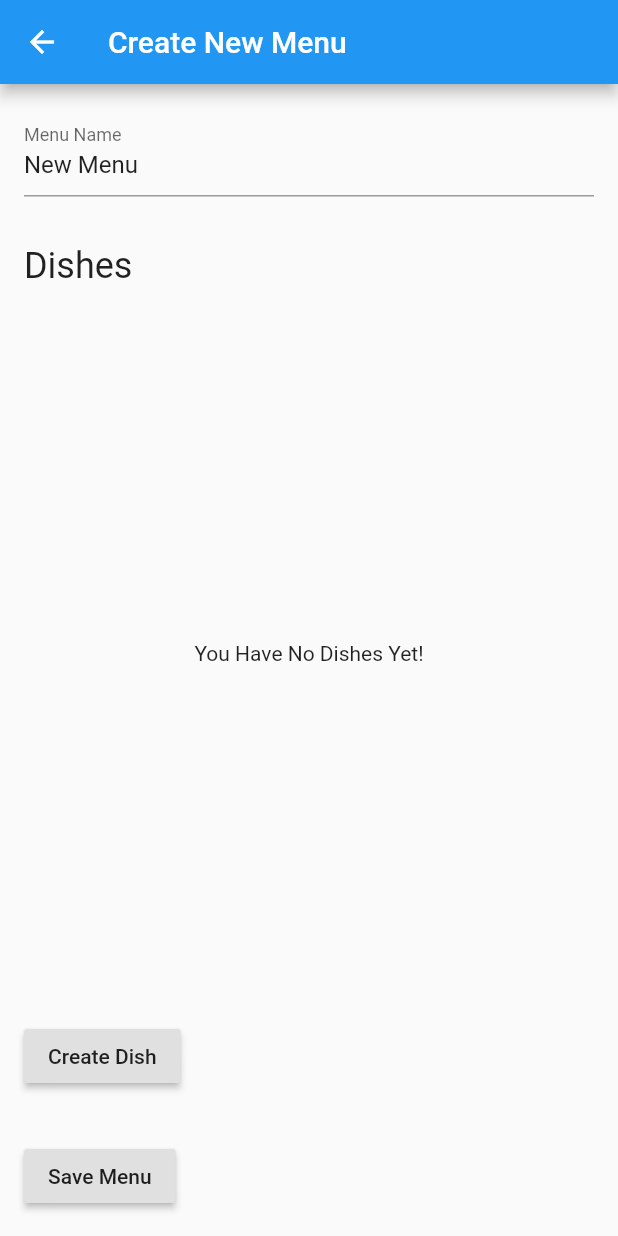
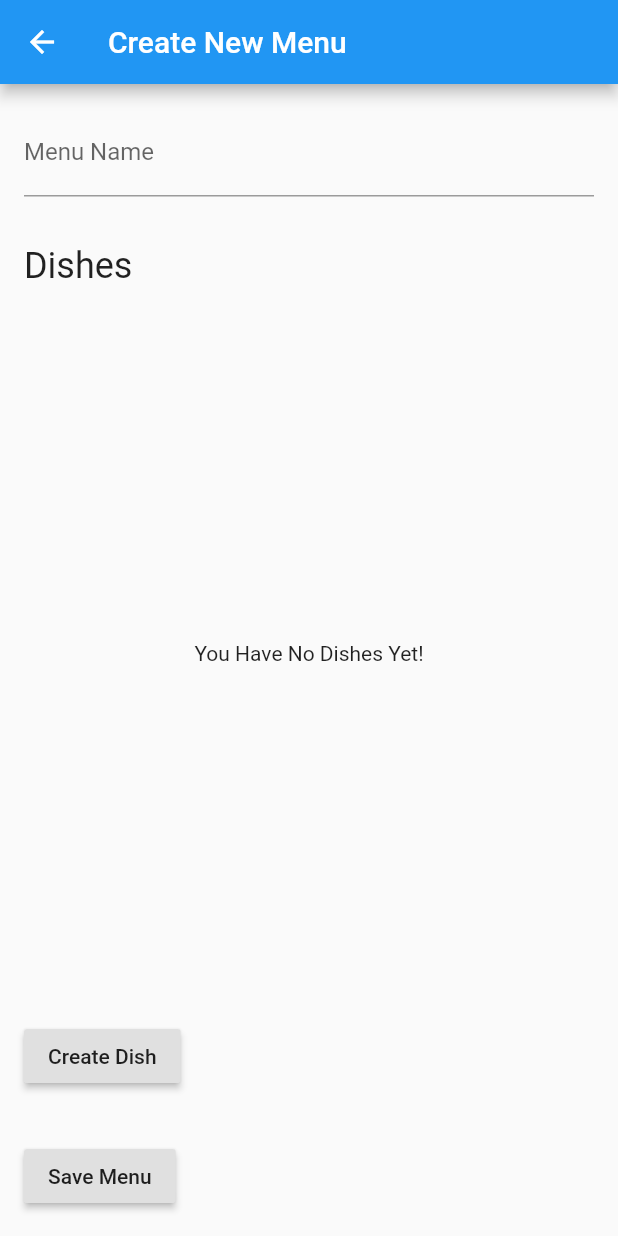
Before and after one commit to big-wisdom/get_that_bread, a Flutter app: the MenusScreen screen opened directly, after a tap on "Add Menu", on a phone screen of 412 x 824 dp. Run offline on Flutter 3.47's test engine with Material 2 defaults, Android fonts, the phone set to English and light mode, and no system bars; missing offline and left inert: fuzzy; generated files the repository leaves out were written again.

Commit message:
Fixed edit menu page to create and edit menus

```diff
--- a/lib/routes/menus/edit_menus_screen.dart
+++ b/lib/routes/menus/edit_menu_screen.dart
@@ -6,20 +6,37 @@ import 'package:get_that_bread/routes/menus/widgets/dish_card.dart';
 import 'package:get_that_bread/services/data_service/data_service.dart';
 import 'package:provider/provider.dart';
 
-class EditMenusScreen extends StatefulWidget {
+class EditMenuScreen extends StatefulWidget {
+  final Menu _menu;
+
+  EditMenuScreen([this._menu]);
+
   @override
   _EditMenusScreenState createState() => _EditMenusScreenState();
 }
 
-class _EditMenusScreenState extends State<EditMenusScreen> {
+enum Status { creating, editing }
+
+class _EditMenusScreenState extends State<EditMenuScreen> {
   final _formKey = GlobalKey<FormState>();
   List<Dish> _dishes;
-  List<Dish> _selectedDishes = [];
+  List<Dish> _selectedDishes;
   TextEditingController _menuNameController;
+  Status status;
 
   @override
   void initState() {
-    _menuNameController = new TextEditingController(text: "New Menu");
+    _menuNameController = new TextEditingController();
+
+    if (widget._menu == null) {
+      status = Status.creating;
+      _selectedDishes = [];
+    } else {
+      status = Status.editing;
+      _selectedDishes = widget._menu.dishes;
+      _menuNameController.text = widget._menu.name;
+    }
+
     super.initState();
   }
 
@@ -63,7 +80,10 @@ class _EditMenusScreenState extends State<EditMenusScreen> {
     DataService dataService = Provider.of<DataService>(context);
     _dishes = dataService.dishes;
     return Scaffold(
-      appBar: AppBar(title: Text("Create New Menu")),
+      appBar: AppBar(
+          title: (status == Status.creating)
+              ? Text("Create New Menu")
+              : Text("Edit Menu")),
       body: Form(
         key: _formKey,
         child: Column(
--- a/lib/routes/menus/menus_screen.dart
+++ b/lib/routes/menus/menus_screen.dart
@@ -1,9 +1,10 @@
 import 'package:flutter/material.dart';
 import 'package:get_that_bread/model/dish/dish.dart';
 import 'package:get_that_bread/model/menu/menu.dart';
-import 'package:get_that_bread/routes/menus/edit_menus_screen.dart';
+import 'package:get_that_bread/routes/menus/edit_menu_screen.dart';
 import 'package:get_that_bread/routes/menus/widgets/dish_card.dart';
 import 'package:get_that_bread/services/data_service/data_service.dart';
+import 'package:get_that_bread/widgets/counter.dart';
 import 'package:provider/provider.dart';
 
 class MenusScreen extends StatefulWidget {
@@ -46,7 +47,13 @@ class _MenuState extends State<MenusScreen> {
                   IconButton(
                     color: Colors.black.withOpacity(0.6),
                     icon: Icon(Icons.edit),
-                    onPressed: () {},
+                    onPressed: () {
+                      Navigator.of(context).push(
+                        MaterialPageRoute(
+                          builder: (context) => new EditMenuScreen(menu),
+                        ),
+                      );
+                    },
                   )
                 ]),
                 children: [
@@ -54,6 +61,7 @@ class _MenuState extends State<MenusScreen> {
                       .map(
                         (dish) => ListTile(
                             title: Text(dish.name),
+                            trailing: Counter(),
                             onTap: () => _showDishDetails(context, dish)),
                       )
                       .toList(),
@@ -71,7 +79,7 @@ class _MenuState extends State<MenusScreen> {
             onPressed: () {
               Navigator.of(context).push(
                 MaterialPageRoute(
-                  builder: (context) => new EditMenusScreen(),
+                  builder: (context) => new EditMenuScreen(),
                 ),
               );
             },
```
